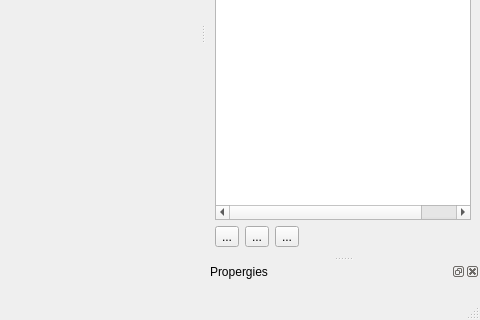
Before: the Qt Designer form src/ui/LaserControllerWindow.ui in oneminute/LaserController, drawn with Qt 5; both pictures show x 320 to 800 and y 280 to 600 of the 800 by 600 pixel window.
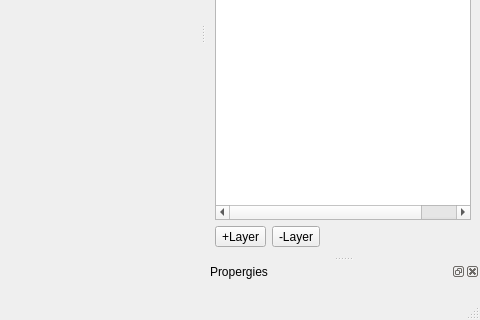
After: the same form once the commit is applied.

```diff
--- a/src/ui/LaserControllerWindow.ui
+++ b/src/ui/LaserControllerWindow.ui
@@ -99,21 +99,23 @@
        <item>
         <widget class="QToolButton" name="toolButtonAddEngravingLayer">
          <property name="text">
-          <string>...</string>
+          <string>+Layer</string>
          </property>
-        </widget>
-       </item>
-       <item>
-        <widget class="QToolButton" name="toolButtonAddCuttingLayer">
-         <property name="text">
-          <string>...</string>
+         <property name="popupMode">
+          <enum>QToolButton::InstantPopup</enum>
          </property>
+         <property name="autoRaise">
+          <bool>false</bool>
+         </property>
+         <property name="arrowType">
+          <enum>Qt::NoArrow</enum>
+         </property>
         </widget>
        </item>
        <item>
         <widget class="QToolButton" name="toolButton_3">
          <property name="text">
-          <string>...</string>
+          <string>-Layer</string>
          </property>
         </widget>
        </item>
```
Left out of the diff: 49 changed lines with no effect on the pictures.
